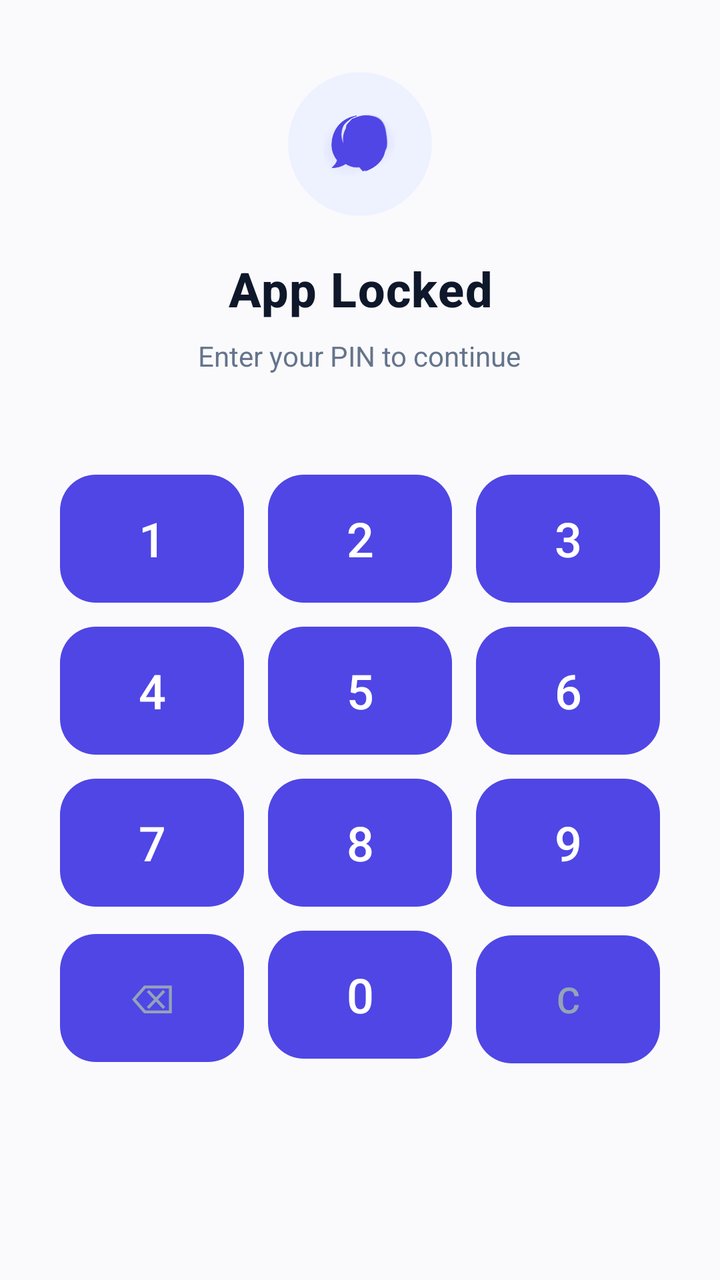
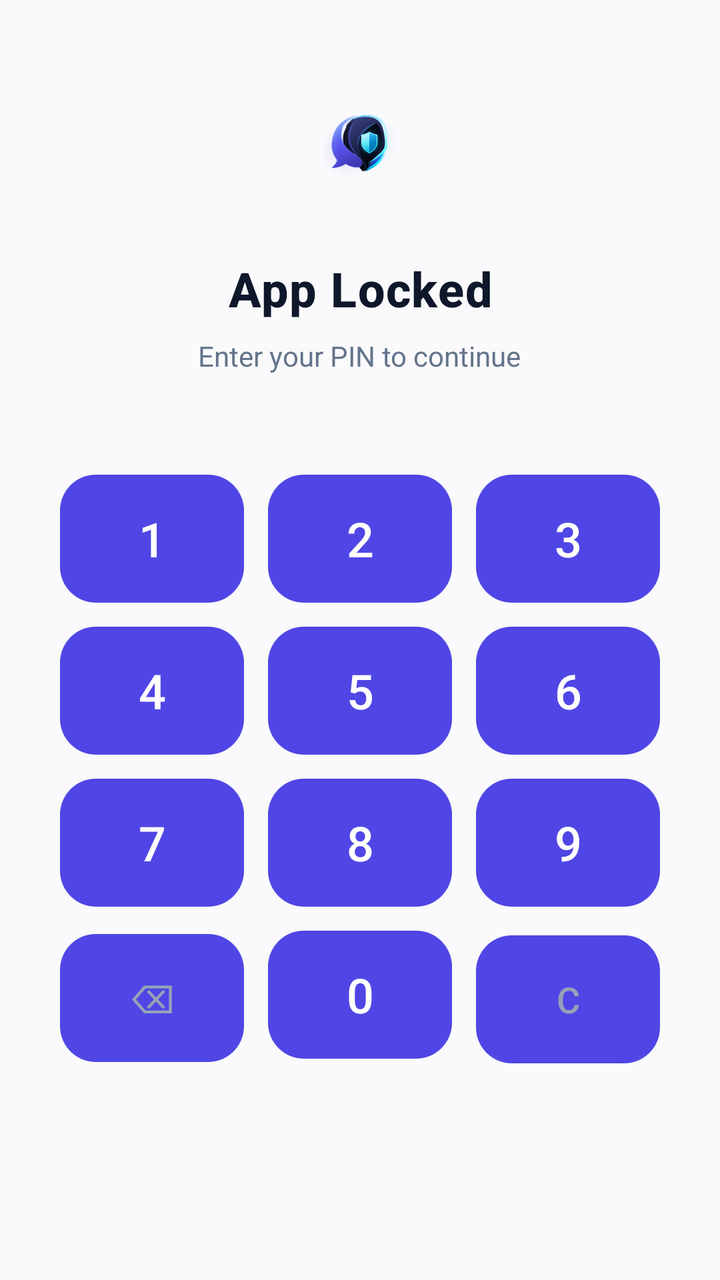

An Android layout rendered at two revisions. The XML below is the earlier revision; the diff shows what the commit changed to produce the second picture.
<!-- AndroidManifest.xml: application theme Theme.VEIL -->
<!-- res/layout/activity_pin_unlock.xml -->
<?xml version="1.0" encoding="utf-8"?>
<FrameLayout xmlns:android="http://schemas.android.com/apk/res/android"
    xmlns:app="http://schemas.android.com/apk/res-auto"
    android:id="@+id/unlock_root"
    android:layout_width="match_parent"
    android:layout_height="match_parent"
    android:background="@color/colorBackground">

    
    <androidx.core.widget.NestedScrollView
        android:layout_width="match_parent"
        android:layout_height="match_parent"
        android:fillViewport="true"
        android:overScrollMode="never"
        android:scrollbars="none">

        <LinearLayout
            android:layout_width="match_parent"
            android:layout_height="wrap_content"
            android:layout_gravity="center"
            android:gravity="center_horizontal"
            android:maxWidth="440dp"
            android:orientation="vertical"
            android:paddingHorizontal="24dp"
            android:paddingTop="36dp"
            android:paddingBottom="36dp">

            
            <androidx.cardview.widget.CardView
                android:layout_width="72dp"
                android:layout_height="72dp"
                android:layout_marginBottom="20dp"
                app:cardBackgroundColor="@color/colorPrimaryContainer"
                app:cardCornerRadius="36dp"
                app:cardElevation="0dp">

                <ImageView
                    android:layout_width="36dp"
                    android:layout_height="36dp"
                    android:layout_gravity="center"
                    android:contentDescription="@string/app_name"
                    android:scaleType="fitCenter"
                    android:src="@drawable/veil_logo"
                    app:tint="@color/colorPrimary" />
            </androidx.cardview.widget.CardView>

            <TextView
                android:id="@+id/titleText"
                android:layout_width="wrap_content"
                android:layout_height="wrap_content"
                android:fontFamily="sans-serif-medium"
                android:gravity="center"
                android:letterSpacing="0.02"
                android:text="App Locked"
                android:textColor="@color/textPrimary"
                android:textSize="24sp"
                android:textStyle="bold" />

            <TextView
                android:id="@+id/subtitleText"
                android:layout_width="wrap_content"
                android:layout_height="wrap_content"
                android:layout_marginTop="8dp"
                android:fontFamily="sans-serif"
                android:gravity="center"
                android:text="Enter your PIN to continue"
                android:textColor="@color/textSecondary"
                android:textSize="14sp" />

            
            <LinearLayout
                android:id="@+id/pinDotsContainer"
                android:layout_width="wrap_content"
                android:layout_height="wrap_content"
                android:layout_marginTop="28dp"
                android:layout_marginBottom="16dp"
                android:gravity="center"
                android:orientation="horizontal" />

            
            <TextView
                android:id="@+id/errorText"
                android:layout_width="wrap_content"
                android:layout_height="wrap_content"
                android:layout_marginBottom="12dp"
                android:fontFamily="sans-serif-medium"
                android:gravity="center"
                android:textColor="@color/statusError"
                android:textSize="13sp"
                android:visibility="gone" />

            
            <LinearLayout
                android:layout_width="match_parent"
                android:layout_height="wrap_content"
                android:layout_gravity="center_horizontal"
                android:maxWidth="340dp"
                android:orientation="vertical">

                
                <LinearLayout
                    android:layout_width="match_parent"
                    android:layout_height="wrap_content"
                    android:orientation="horizontal">

                    <Button
                        android:id="@+id/button1"
                        android:layout_width="0dp"
                        android:layout_height="64dp"
                        android:layout_margin="6dp"
                        android:layout_weight="1"
                        android:background="@drawable/button_number_pad"
                        android:fontFamily="sans-serif-medium"
                        android:text="1"
                        android:textColor="@color/keypad_digit_text"
                        android:textSize="24sp" />

                    <Button
                        android:id="@+id/button2"
                        android:layout_width="0dp"
                        android:layout_height="64dp"
                        android:layout_margin="6dp"
                        android:layout_weight="1"
                        android:background="@drawable/button_number_pad"
                        android:fontFamily="sans-serif-medium"
                        android:text="2"
                        android:textColor="@color/keypad_digit_text"
                        android:textSize="24sp" />

                    <Button
                        android:id="@+id/button3"
                        android:layout_width="0dp"
                        android:layout_height="64dp"
                        android:layout_margin="6dp"
                        android:layout_weight="1"
                        android:background="@drawable/button_number_pad"
                        android:fontFamily="sans-serif-medium"
                        android:text="3"
                        android:textColor="@color/keypad_digit_text"
                        android:textSize="24sp" />
                </LinearLayout>

                
                <LinearLayout
                    android:layout_width="match_parent"
                    android:layout_height="wrap_content"
                    android:orientation="horizontal">

                    <Button
                        android:id="@+id/button4"
                        android:layout_width="0dp"
                        android:layout_height="64dp"
                        android:layout_margin="6dp"
                        android:layout_weight="1"
                        android:background="@drawable/button_number_pad"
                        android:fontFamily="sans-serif-medium"
                        android:text="4"
                        android:textColor="@color/keypad_digit_text"
                        android:textSize="24sp" />

                    <Button
                        android:id="@+id/button5"
                        android:layout_width="0dp"
                        android:layout_height="64dp"
                        android:layout_margin="6dp"
                        android:layout_weight="1"
                        android:background="@drawable/button_number_pad"
                        android:fontFamily="sans-serif-medium"
                        android:text="5"
                        android:textColor="@color/keypad_digit_text"
                        android:textSize="24sp" />

                    <Button
                        android:id="@+id/button6"
                        android:layout_width="0dp"
                        android:layout_height="64dp"
                        android:layout_margin="6dp"
                        android:layout_weight="1"
                        android:background="@drawable/button_number_pad"
                        android:fontFamily="sans-serif-medium"
                        android:text="6"
                        android:textColor="@color/keypad_digit_text"
                        android:textSize="24sp" />
                </LinearLayout>

                
                <LinearLayout
                    android:layout_width="match_parent"
                    android:layout_height="wrap_content"
                    android:orientation="horizontal">

                    <Button
                        android:id="@+id/button7"
                        android:layout_width="0dp"
                        android:layout_height="64dp"
                        android:layout_margin="6dp"
                        android:layout_weight="1"
                        android:background="@drawable/button_number_pad"
                        android:fontFamily="sans-serif-medium"
                        android:text="7"
                        android:textColor="@color/keypad_digit_text"
                        android:textSize="24sp" />

                    <Button
                        android:id="@+id/button8"
                        android:layout_width="0dp"
                        android:layout_height="64dp"
                        android:layout_margin="6dp"
                        android:layout_weight="1"
                        android:background="@drawable/button_number_pad"
                        android:fontFamily="sans-serif-medium"
                        android:text="8"
                        android:textColor="@color/keypad_digit_text"
                        android:textSize="24sp" />

                    <Button
                        android:id="@+id/button9"
                        android:layout_width="0dp"
                        android:layout_height="64dp"
                        android:layout_margin="6dp"
                        android:layout_weight="1"
                        android:background="@drawable/button_number_pad"
                        android:fontFamily="sans-serif-medium"
                        android:text="9"
                        android:textColor="@color/keypad_digit_text"
                        android:textSize="24sp" />
                </LinearLayout>

                
                <LinearLayout
                    android:layout_width="match_parent"
                    android:layout_height="wrap_content"
                    android:orientation="horizontal">

                    <Button
                        android:id="@+id/buttonDelete"
                        android:layout_width="0dp"
                        android:layout_height="64dp"
                        android:layout_margin="6dp"
                        android:layout_weight="1"
                        android:background="@drawable/button_number_pad"
                        android:fontFamily="sans-serif"
                        android:text="⌫"
                        android:textColor="@color/keypad_control_text"
                        android:textSize="20sp" />

                    <Button
                        android:id="@+id/button0"
                        android:layout_width="0dp"
                        android:layout_height="64dp"
                        android:layout_margin="6dp"
                        android:layout_weight="1"
                        android:background="@drawable/button_number_pad"
                        android:fontFamily="sans-serif-medium"
                        android:text="0"
                        android:textColor="@color/keypad_digit_text"
                        android:textSize="24sp" />

                    <Button
                        android:id="@+id/buttonClear"
                        android:layout_width="0dp"
                        android:layout_height="64dp"
                        android:layout_margin="6dp"
                        android:layout_weight="1"
                        android:background="@drawable/button_number_pad"
                        android:fontFamily="sans-serif-medium"
                        android:text="C"
                        android:textColor="@color/keypad_control_text"
                        android:textSize="18sp" />
                </LinearLayout>

            </LinearLayout>

        </LinearLayout>
    </androidx.core.widget.NestedScrollView>

</FrameLayout>
<!-- resources referenced by this layout -->
<resources>
  <color name="colorBackground">#FAFAFC</color>
  <color name="colorPrimary">#4F46E5</color>
  <color name="colorPrimaryContainer">#EEF2FF</color>
  <color name="statusError">#EF4444</color>
  <color name="textPrimary">#0F172A</color>
  <color name="textSecondary">#64748B</color>
  <!-- drawable button_number_pad (drawable) -->
  <?xml version="1.0" encoding="utf-8"?>
  <ripple xmlns:android="http://schemas.android.com/apk/res/android"
      android:color="@color/colorPrimaryContainer">
      <item>
          <shape android:shape="rectangle">
              <solid android:color="@color/keypad_button_bg" />
              <corners android:radius="18dp" />
          </shape>
      </item>
  </ripple>
  <!-- drawable veil_logo: vector/xml drawable (drawable, 11657 chars, omitted) -->
  <string name="app_name">VEIL</string>
  <style name="Theme.VEIL" parent="Base.Theme.VEIL" />
  <color name="keypad_button_bg">#1E293B</color>
  <style name="Base.Theme.VEIL" parent="Theme.Material3.DayNight.NoActionBar">
          <item name="android:statusBarColor">@android:color/transparent</item>
          <item name="android:navigationBarColor">@android:color/transparent</item>
          <item name="android:windowLightStatusBar" tools:targetApi="m">true</item>
          <item name="colorPrimary">@color/colorPrimary</item>
          <item name="colorOnPrimary">@color/colorOnPrimary</item>
          <item name="colorPrimaryContainer">@color/colorPrimaryContainer</item>
          <item name="colorOnPrimaryContainer">@color/colorOnPrimaryContainer</item>
          <item name="colorSurface">@color/colorSurface</item>
          <item name="colorSurfaceVariant">@color/colorSurfaceVariant</item>
          <item name="colorOutline">@color/colorOutline</item>
          <item name="android:colorBackground">@color/colorBackground</item>
          <item name="bottomSheetDialogTheme">@style/ModernBottomSheetDialogTheme</item>
      </style>
  <color name="colorOnPrimary">#FFFFFF</color>
  <color name="colorOnPrimaryContainer">#3730A3</color>
  <color name="colorSurface">#FFFFFF</color>
  <color name="colorSurfaceVariant">#F1F5F9</color>
  <color name="colorOutline">#E2E8F0</color>
  <style name="ModernBottomSheetDialogTheme" parent="Theme.Material3.DayNight.BottomSheetDialog">
          <item name="bottomSheetStyle">@style/ModernBottomSheetStyle</item>
          <item name="android:windowIsFloating">false</item>
          <item name="android:statusBarColor">@android:color/transparent</item>
          <item name="android:navigationBarColor">@android:color/transparent</item>
      </style>
  <style name="ModernBottomSheetStyle" parent="Widget.Material3.BottomSheet">
          <item name="android:background">@android:color/transparent</item>
      </style>
</resources>

<!-- the commit's change to res/layout/activity_pin_unlock.xml (unified diff, before → after) -->
@@ -30,7 +30,7 @@
                 android:layout_width="72dp"
                 android:layout_height="72dp"
                 android:layout_marginBottom="20dp"
-                app:cardBackgroundColor="@color/colorPrimaryContainer"
+                app:cardBackgroundColor="@color/colorBackground"
                 app:cardCornerRadius="36dp"
                 app:cardElevation="0dp">
 
@@ -41,7 +41,7 @@
                     android:contentDescription="@string/app_name"
                     android:scaleType="fitCenter"
                     android:src="@drawable/veil_logo"
-                    app:tint="@color/colorPrimary" />
+                    />
             </androidx.cardview.widget.CardView>
 
             <TextView
